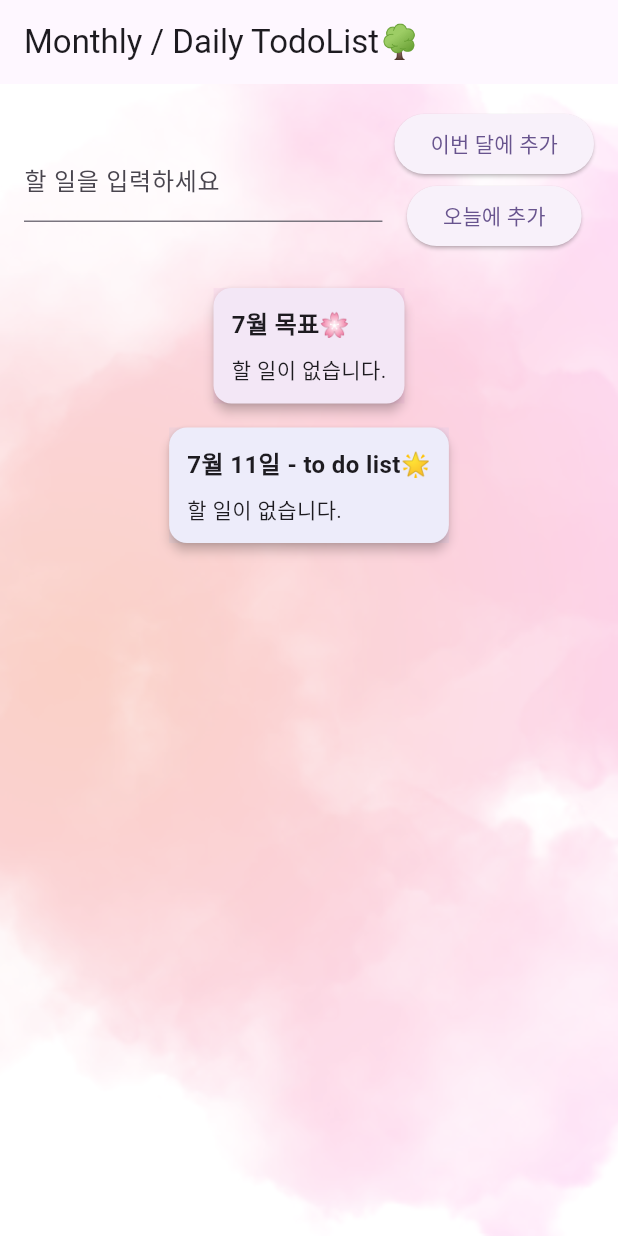
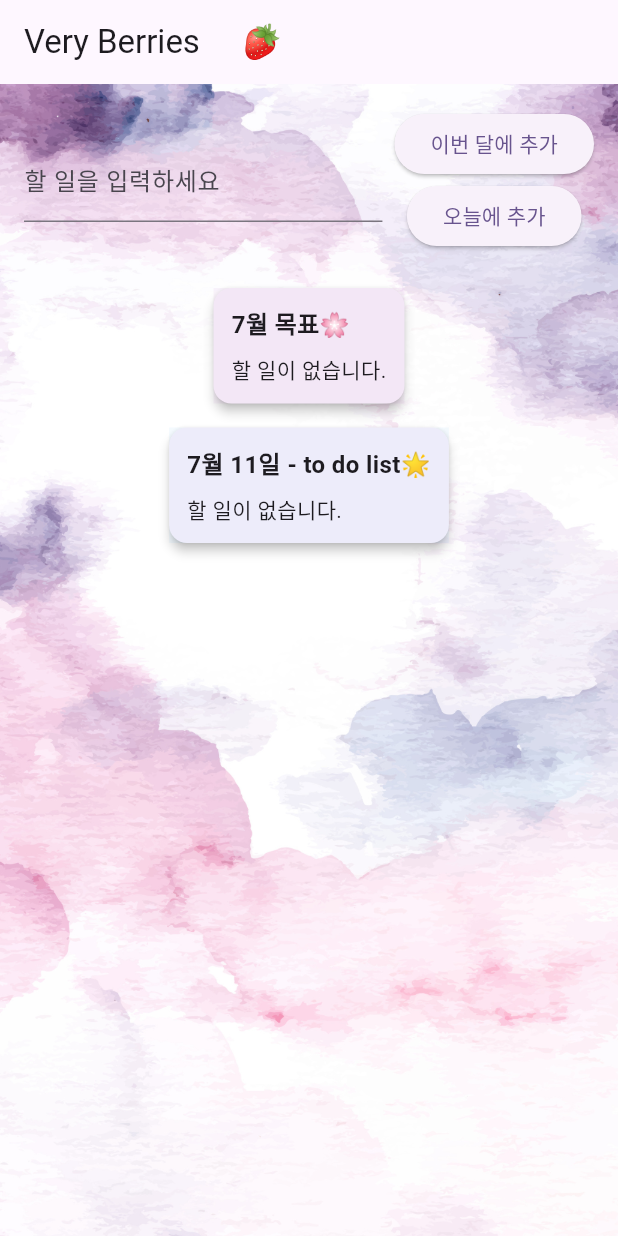
Before and after one commit to lenayoo/veryberries, a Flutter app: the screen it shows after launch, after a tap on "이번 달에 추가", on a phone screen of 412 x 824 dp. Run offline on Flutter 3.47's test engine with Material 3 defaults, Android fonts, the phone set to English and light mode, and no system bars; our stand-ins replace flutter_secure_storage.

Commit message:
fix: fix to be able to save monthly todos

```diff
--- a/lib/main.dart
+++ b/lib/main.dart
@@ -70,6 +70,7 @@ class _TodoListPageState extends State<TodoListPage> {
       _monthlyTodos.add(TodoItem(text: _controller.text.trim()));
       _controller.clear();
     });
+    StorageHelper.saveTodos(_monthlyTodos);
   }
 
   void _addToDaily() {
@@ -102,7 +103,7 @@ class _TodoListPageState extends State<TodoListPage> {
               final todo = entry.value;
               return Dismissible(
                 key: Key(todo.text + index.toString()), // 고유 키 필수
-                direction: DismissDirection.startToEnd, // 오른쪽 → 왼쪽 슬라이드
+                direction: DismissDirection.endToStart, // 왼쪽 → 오른쪽 슬라이드
                 background: Container(
                   alignment: Alignment.centerRight,
                   padding: const EdgeInsets.symmetric(horizontal: 20),
@@ -147,10 +148,7 @@ class _TodoListPageState extends State<TodoListPage> {
   @override
   Widget build(BuildContext context) {
     return Scaffold(
-      appBar: AppBar(
-        title: const Text('Monthly / Daily TodoList🌳'),
-        // backgroundColor: Colors.trreal[300],
-      ),
+      appBar: AppBar(title: const Text('Very Berries🫐🍓')),
       body: Stack(
         children: [
           // ✅ 배경 이미지 추가
```
Also changed, not shown: assets/images/main-bg.png, 2 other files.
